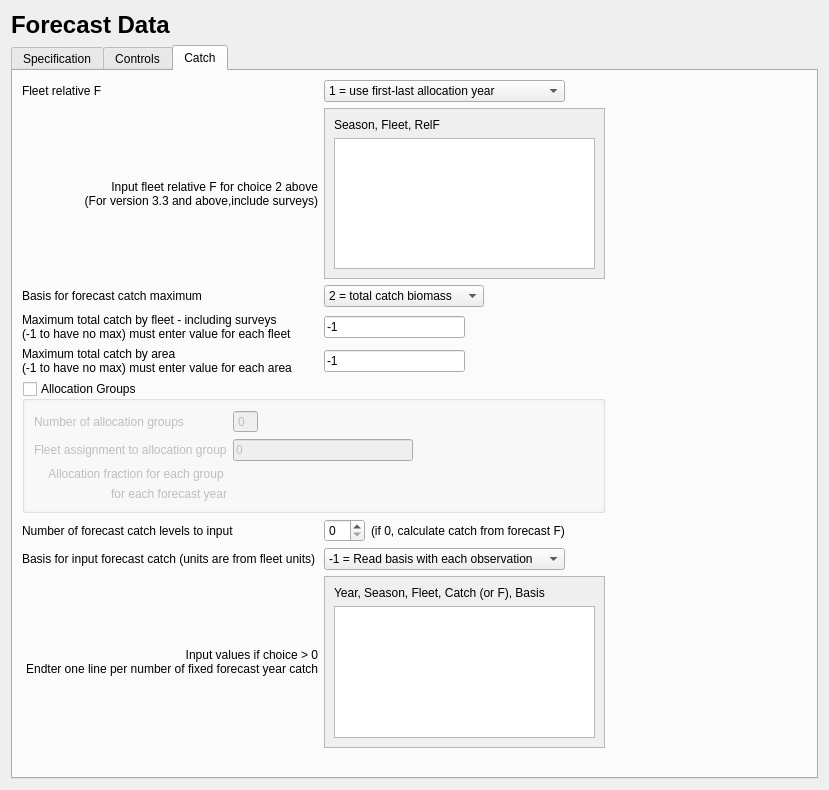
nmfs-ost/ss3-ssi, file src/forecast_widget.ui: the form before one commit.
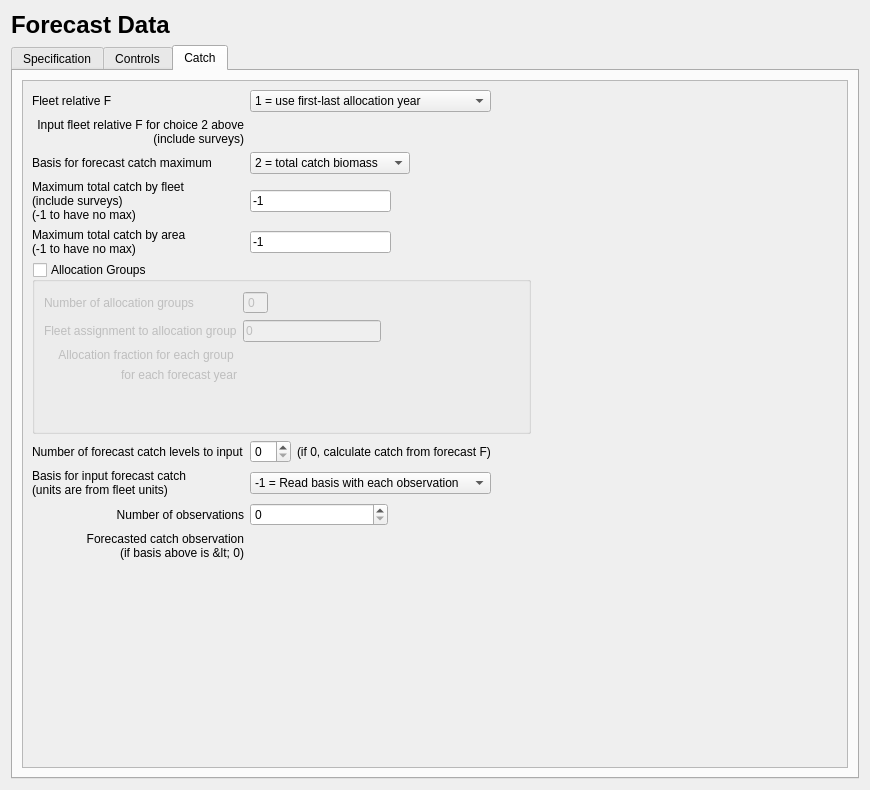
The form after the commit. The open tabs and pages were chosen to show the change. Icons and pictures are not drawn.

Commit message:
Working on Forecast Catch to make it current.
Crashing.

Patch:
```diff
--- a/src/forecast_widget.ui
+++ b/src/forecast_widget.ui
@@ -6,7 +6,7 @@
    <rect>
     <x>0</x>
     <y>0</y>
-    <width>829</width>
+    <width>870</width>
     <height>790</height>
    </rect>
   </property>
@@ -1655,66 +1655,41 @@
       </attribute>
       <layout class="QHBoxLayout" name="horizontalLayout_15">
        <item>
+        <widget class="QScrollArea" name="scrollArea">
+         <property name="widgetResizable">
+          <bool>true</bool>
+         </property>
+         <widget class="QWidget" name="scrollAreaWidgetContents_4">
+          <property name="geometry">
+           <rect>
+            <x>0</x>
+            <y>0</y>
+            <width>818</width>
+            <height>642</height>
+           </rect>
+          </property>
+          <layout class="QVBoxLayout" name="verticalLayout_4">
+           <item>
         <layout class="QGridLayout" name="gridLayout_fcast2">
+             <item row="10" column="1" colspan="2">
+              <layout class="QVBoxLayout" name="verticalLayout_catch_basis"/>
+             </item>
+             <item row="9" column="1">
+              <widget class="QSpinBox" name="spinBox_fixed_catch_obs"/>
+             </item>
          <item row="4" column="0">
           <widget class="QLabel" name="label_area_max">
            <property name="text">
             <string>Maximum total catch by area
-(-1 to have no max) must enter value for each area</string>
+(-1 to have no max) </string>
            </property>
           </widget>
          </item>
-         <item row="8" column="1">
-          <layout class="QHBoxLayout" name="horizontalLayout_input_catch_basis">
-           <item>
-            <widget class="QComboBox" name="comboBox_input_catch_basis">
-             <property name="sizePolicy">
-              <sizepolicy hsizetype="Preferred" vsizetype="Fixed">
-               <horstretch>1</horstretch>
-               <verstretch>0</verstretch>
-              </sizepolicy>
-             </property>
-             <item>
-              <property name="text">
-               <string>-1 = Read basis with each observation</string>
-              </property>
-             </item>
-             <item>
-              <property name="text">
-               <string>2 = Dead catch</string>
-              </property>
-             </item>
-             <item>
-              <property name="text">
-               <string>3 = Retained catch</string>
-              </property>
-             </item>
-             <item>
-              <property name="text">
-               <string>99 = Input harves rate (F)</string>
-              </property>
-             </item>
-            </widget>
-           </item>
-           <item>
-            <spacer name="horizontalSpacer_35">
-             <property name="orientation">
-              <enum>Qt::Horizontal</enum>
-             </property>
-             <property name="sizeHint" stdset="0">
-              <size>
-               <width>40</width>
-               <height>20</height>
-              </size>
-             </property>
-            </spacer>
-           </item>
-          </layout>
-         </item>
          <item row="8" column="0">
           <widget class="QLabel" name="label_input_catch_basis">
            <property name="text">
-            <string>Basis for input forecast catch (units are from fleet units)</string>
+                <string>Basis for input forecast catch 
+(units are from fleet units)</string>
            </property>
           </widget>
          </item>
@@ -1739,20 +1714,7 @@
            </property>
           </widget>
          </item>
-         <item row="17" column="0">
-          <spacer name="verticalSpacer_4">
-           <property name="orientation">
-            <enum>Qt::Vertical</enum>
-           </property>
-           <property name="sizeHint" stdset="0">
-            <size>
-             <width>20</width>
-             <height>40</height>
-            </size>
-           </property>
-          </spacer>
-         </item>
-         <item row="0" column="1" colspan="2">
+             <item row="0" column="1" colspan="3">
           <layout class="QHBoxLayout" name="horizontalLayout_relf">
            <item>
             <widget class="QComboBox" name="comboBox_relF">
@@ -1783,63 +1745,7 @@
            </item>
           </layout>
          </item>
-         <item row="7" column="1">
-          <layout class="QHBoxLayout" name="horizontalLayout_fcast_levels">
-           <item>
-            <widget class="QSpinBox" name="spinBox_fcast_levels"/>
-           </item>
-           <item>
-            <widget class="QLabel" name="label_fcast_levels_note">
-             <property name="text">
-              <string>(if 0, calculate catch from forecast F)</string>
-             </property>
-            </widget>
-           </item>
-           <item>
-            <spacer name="horizontalSpacer_34">
-             <property name="orientation">
-              <enum>Qt::Horizontal</enum>
-             </property>
-             <property name="sizeHint" stdset="0">
-              <size>
-               <width>40</width>
-               <height>20</height>
-              </size>
-             </property>
-            </spacer>
-           </item>
-          </layout>
-         </item>
-         <item row="1" column="1">
-          <widget class="QScrollArea" name="scrollArea_seas_relf">
-           <property name="widgetResizable">
-            <bool>true</bool>
-           </property>
-           <widget class="QWidget" name="scrollAreaWidgetContents_2">
-            <property name="geometry">
-             <rect>
-              <x>0</x>
-              <y>0</y>
-              <width>285</width>
-              <height>134</height>
-             </rect>
-            </property>
-            <layout class="QVBoxLayout" name="verticalLayout_3">
-             <item>
-              <widget class="QLabel" name="label_seas_relf">
-               <property name="text">
-                <string>Season, Fleet, RelF </string>
-               </property>
-              </widget>
-             </item>
-             <item>
-              <widget class="QListView" name="listView_seas_relf"/>
-             </item>
-            </layout>
-           </widget>
-          </widget>
-         </item>
-         <item row="4" column="1">
+             <item row="4" column="1" colspan="2">
           <layout class="QHBoxLayout" name="horizontalLayout_area_max">
            <item>
             <widget class="QLineEdit" name="lineEdit_max_catch_area">
@@ -1863,22 +1769,23 @@
            </item>
           </layout>
          </item>
-         <item row="9" column="0">
+             <item row="10" column="0">
           <widget class="QLabel" name="label_input_fixed_catch">
            <property name="text">
-            <string>Input values if choice &gt; 0 
- Endter one line per number of fixed forecast year catch</string>
+                <string>Forecasted catch observation
+(if basis above is &lt; 0)</string>
            </property>
            <property name="alignment">
-            <set>Qt::AlignRight|Qt::AlignTrailing|Qt::AlignVCenter</set>
+                <set>Qt::AlignRight|Qt::AlignTop|Qt::AlignTrailing</set>
            </property>
           </widget>
          </item>
          <item row="3" column="0">
           <widget class="QLabel" name="label_fleet_max">
            <property name="text">
-            <string>Maximum total catch by fleet - including surveys
-(-1 to have no max) must enter value for each fleet</string>
+                <string>Maximum total catch by fleet 
+(include surveys) 
+(-1 to have no max) </string>
            </property>
           </widget>
          </item>
@@ -1886,27 +1793,14 @@
           <widget class="QLabel" name="label_input_seas_relf">
            <property name="text">
             <string>Input fleet relative F for choice 2 above
-(For version 3.3 and above,include surveys)</string>
+(include surveys)</string>
            </property>
            <property name="alignment">
-            <set>Qt::AlignRight|Qt::AlignTrailing|Qt::AlignVCenter</set>
+                <set>Qt::AlignRight|Qt::AlignTop|Qt::AlignTrailing</set>
            </property>
           </widget>
          </item>
-         <item row="10" column="1">
-          <spacer name="horizontalSpacer_33">
-           <property name="orientation">
-            <enum>Qt::Horizontal</enum>
-           </property>
-           <property name="sizeHint" stdset="0">
-            <size>
-             <width>40</width>
-             <height>20</height>
-            </size>
-           </property>
-          </spacer>
-         </item>
-         <item row="5" column="0" colspan="2">
+             <item row="5" column="0" colspan="3">
           <widget class="QGroupBox" name="groupBox_alloc_groups">
            <property name="title">
             <string>Allocation Groups</string>
@@ -2026,36 +1920,7 @@
            </layout>
           </widget>
          </item>
-         <item row="9" column="1">
-          <widget class="QScrollArea" name="scrollArea_fixed_catch">
-           <property name="widgetResizable">
-            <bool>true</bool>
-           </property>
-           <widget class="QWidget" name="scrollAreaWidgetContents">
-            <property name="geometry">
-             <rect>
-              <x>0</x>
-              <y>0</y>
-              <width>285</width>
-              <height>134</height>
-             </rect>
-            </property>
-            <layout class="QVBoxLayout" name="verticalLayout_2">
-             <item>
-              <widget class="QLabel" name="label_fixed_catch">
-               <property name="text">
-                <string>Year, Season, Fleet, Catch (or F), Basis</string>
-               </property>
-              </widget>
-             </item>
-             <item>
-              <widget class="QListWidget" name="listWidget_fixed_catch"/>
-             </item>
-            </layout>
-           </widget>
-          </widget>
-         </item>
-         <item row="2" column="1">
+             <item row="2" column="1" colspan="2">
           <layout class="QHBoxLayout" name="horizontalLayout_tuning_basis">
            <item>
             <widget class="QComboBox" name="comboBox_tuning_basis">
@@ -2108,33 +1973,7 @@
            </item>
           </layout>
          </item>
-         <item row="10" column="2">
-          <spacer name="verticalSpacer_3">
-           <property name="orientation">
-            <enum>Qt::Vertical</enum>
-           </property>
-           <property name="sizeHint" stdset="0">
-            <size>
-             <width>20</width>
-             <height>40</height>
-            </size>
-           </property>
-          </spacer>
-         </item>
-         <item row="10" column="0">
-          <spacer name="horizontalSpacer_32">
-           <property name="orientation">
-            <enum>Qt::Horizontal</enum>
-           </property>
-           <property name="sizeHint" stdset="0">
-            <size>
-             <width>40</width>
-             <height>20</height>
-            </size>
-           </property>
-          </spacer>
-         </item>
-         <item row="3" column="1">
+             <item row="3" column="1" colspan="2">
           <layout class="QHBoxLayout" name="horizontalLayout_fleet_max">
            <item>
             <widget class="QLineEdit" name="lineEdit_max_catch_fleet">
@@ -2158,16 +1997,83 @@
            </item>
           </layout>
          </item>
-        </layout>
-       </item>
+             <item row="5" column="3">
+              <spacer name="horizontalSpacer_30">
+               <property name="orientation">
+                <enum>Qt::Horizontal</enum>
+               </property>
+               <property name="sizeHint" stdset="0">
+                <size>
+                 <width>40</width>
+                 <height>20</height>
+                </size>
+               </property>
+              </spacer>
+             </item>
+             <item row="7" column="1" colspan="2">
+              <layout class="QHBoxLayout" name="horizontalLayout_fcast_levels">
        <item>
-        <spacer name="horizontalSpacer_36">
+                <widget class="QSpinBox" name="spinBox_fcast_levels"/>
+               </item>
+               <item>
+                <widget class="QLabel" name="label_fcast_levels_note">
+                 <property name="text">
+                  <string>(if 0, calculate catch from forecast F)</string>
+                 </property>
+                </widget>
+               </item>
+               <item>
+                <spacer name="horizontalSpacer_34">
          <property name="orientation">
           <enum>Qt::Horizontal</enum>
          </property>
-         <property name="sizeType">
-          <enum>QSizePolicy::MinimumExpanding</enum>
-         </property>
+                 <property name="sizeHint" stdset="0">
+                  <size>
+                   <width>40</width>
+                   <height>20</height>
+                  </size>
+                 </property>
+                </spacer>
+               </item>
+              </layout>
+             </item>
+             <item row="8" column="1" colspan="2">
+              <layout class="QHBoxLayout" name="horizontalLayout_input_catch_basis">
+               <item>
+                <widget class="QComboBox" name="comboBox_input_catch_basis">
+                 <property name="sizePolicy">
+                  <sizepolicy hsizetype="Preferred" vsizetype="Fixed">
+                   <horstretch>1</horstretch>
+                   <verstretch>0</verstretch>
+                  </sizepolicy>
+                 </property>
+                 <item>
+                  <property name="text">
+                   <string>-1 = Read basis with each observation</string>
+                  </property>
+                 </item>
+                 <item>
+                  <property name="text">
+                   <string>2 = Dead catch</string>
+                  </property>
+                 </item>
+                 <item>
+                  <property name="text">
+                   <string>3 = Retained catch</string>
+                  </property>
+                 </item>
+                 <item>
+                  <property name="text">
+                   <string>99 = Input harves rate (F)</string>
+                  </property>
+                 </item>
+                </widget>
+               </item>
+               <item>
+                <spacer name="horizontalSpacer_35">
+                 <property name="orientation">
+                  <enum>Qt::Horizontal</enum>
+                 </property>
          <property name="sizeHint" stdset="0">
           <size>
            <width>40</width>
@@ -2175,6 +2081,53 @@
           </size>
          </property>
         </spacer>
+               </item>
+              </layout>
+             </item>
+             <item row="10" column="3">
+              <spacer name="verticalSpacer_3">
+               <property name="orientation">
+                <enum>Qt::Vertical</enum>
+               </property>
+               <property name="sizeHint" stdset="0">
+                <size>
+                 <width>20</width>
+                 <height>40</height>
+                </size>
+               </property>
+              </spacer>
+             </item>
+             <item row="1" column="1" colspan="2">
+              <layout class="QVBoxLayout" name="verticalLayout_seas_flt_relf"/>
+             </item>
+             <item row="9" column="0">
+              <widget class="QLabel" name="label_fixed_catch_obs">
+               <property name="text">
+                <string>Number of observations</string>
+               </property>
+               <property name="alignment">
+                <set>Qt::AlignRight|Qt::AlignTrailing|Qt::AlignVCenter</set>
+               </property>
+              </widget>
+             </item>
+            </layout>
+           </item>
+           <item>
+            <spacer name="verticalSpacer_6">
+             <property name="orientation">
+              <enum>Qt::Vertical</enum>
+             </property>
+             <property name="sizeHint" stdset="0">
+              <size>
+               <width>20</width>
+               <height>40</height>
+              </size>
+             </property>
+            </spacer>
+           </item>
+          </layout>
+         </widget>
+        </widget>
        </item>
       </layout>
      </widget>
```
Left out of the diff: 2 changed lines with no effect on the pictures. Lines whose indentation alone changed are shown as unchanged. The commit also changes 9 other files.
